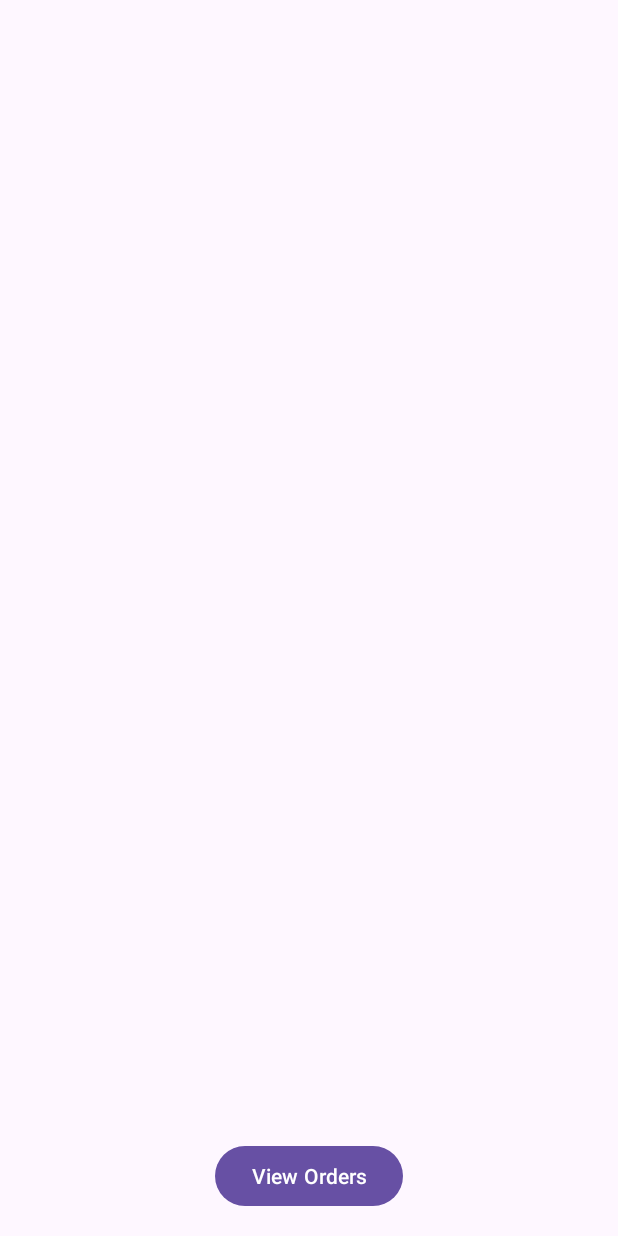
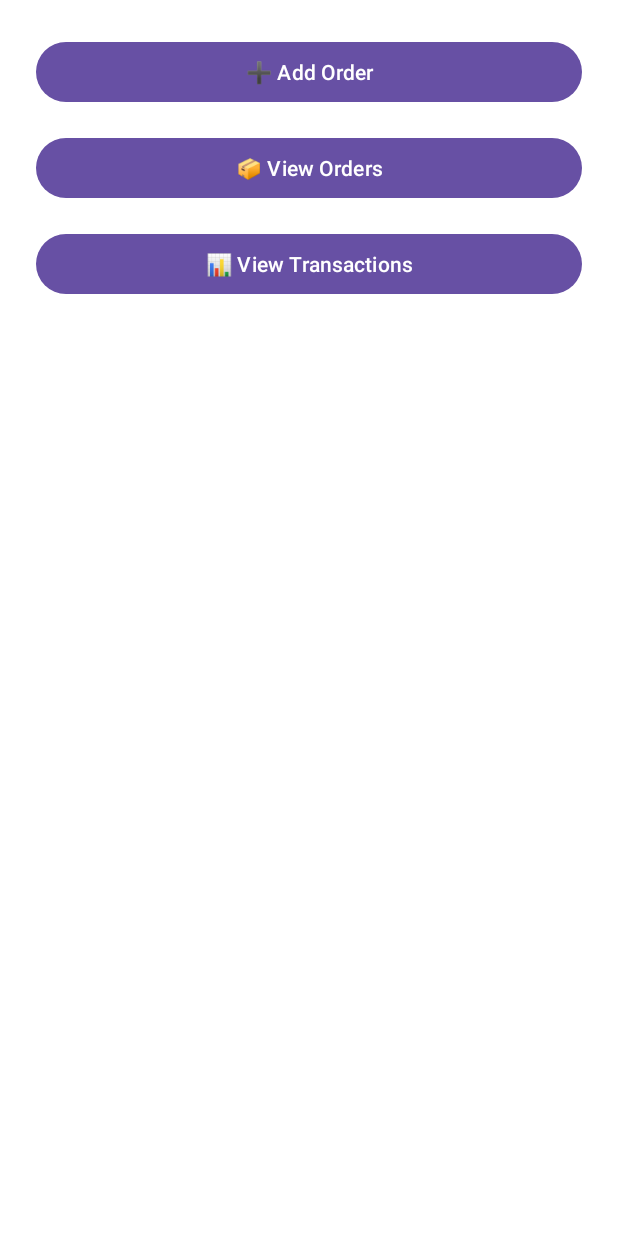
Before and after one commit to anirudhgv1805/stock-ease, an Android app: the MainActivity screen opened directly, with no data from a screen before it, on a phone screen of 412 x 824 dp. Run offline under Robolectric (Android 15) with nearby library versions, the phone set to English and light mode, and no system bars; network calls fail; 1 statement that could not run was skipped.

Commit message:
Basic functionalities are working prefectly fetching orders,adding orders

```diff
--- a/Stock_Ease/app/src/main/AndroidManifest.xml
+++ b/Stock_Ease/app/src/main/AndroidManifest.xml
@@ -18,6 +18,8 @@
         <activity
             android:name=".MainActivity"
             android:exported="true"/>
+        <activity android:name=".ui.activity.AddOrderActivity" />
+        <activity android:name=".ui.activity.TransactionActivity" />
         <activity android:name=".ui.activity.LoginActivity"
             android:exported="true">
             <intent-filter>
--- a/Stock_Ease/app/src/main/java/com/anirudhgv/stockease/data/network/ApiService.java
+++ b/Stock_Ease/app/src/main/java/com/anirudhgv/stockease/data/network/ApiService.java
@@ -8,7 +8,6 @@ import java.util.List;
 
 import okhttp3.ResponseBody;
 import retrofit2.Call;
-import retrofit2.Response;
 import retrofit2.http.Body;
 import retrofit2.http.GET;
 import retrofit2.http.POST;
@@ -26,6 +25,6 @@ public interface ApiService {
     Call<LoginResponse> login(@Body LoginRequest loginRequest);
 
     @POST("orders/add")
-    Call<Void> postOrder(Order order);
+    Call<ResponseBody> postOrder(@Body Order order);
 
 }
--- a/Stock_Ease/app/src/main/java/com/anirudhgv/stockease/data/repository/OrderRepository.java
+++ b/Stock_Ease/app/src/main/java/com/anirudhgv/stockease/data/repository/OrderRepository.java
@@ -10,6 +10,7 @@ import com.anirudhgv.stockease.data.storage.SessionManager;
 
 import java.util.List;
 
+import okhttp3.ResponseBody;
 import retrofit2.Callback;
 
 public class OrderRepository {
@@ -24,7 +25,7 @@ public class OrderRepository {
         apiService.getOrders().enqueue(callback);
     }
 
-    public void createOrder(String item, int quantity, String clientName, Callback<Void> callback) {
+    public void createOrder(String item, int quantity, String clientName, Callback<ResponseBody> callback) {
         Order order = new Order(item, quantity, clientName);
         apiService.postOrder(order).enqueue(callback);
     }
--- a/Stock_Ease/app/src/main/res/layout/activity_main.xml
+++ b/Stock_Ease/app/src/main/res/layout/activity_main.xml
@@ -1,32 +1,41 @@
 <?xml version="1.0" encoding="utf-8"?>
-<androidx.constraintlayout.widget.ConstraintLayout xmlns:android="http://schemas.android.com/apk/res/android"
+<LinearLayout xmlns:android="http://schemas.android.com/apk/res/android"
     xmlns:app="http://schemas.android.com/apk/res-auto"
-    xmlns:tools="http://schemas.android.com/tools"
     android:id="@+id/main"
     android:layout_width="match_parent"
     android:layout_height="match_parent"
-    tools:context=".MainActivity">
+    android:orientation="vertical"
+    android:padding="24dp"
+    android:background="@android:color/white">
 
-    <Button
-        android:id="@+id/btnOrders"
-        android:layout_width="wrap_content"
+    <com.google.android.material.button.MaterialButton
+        android:id="@+id/btnAddOrder"
+        android:layout_width="match_parent"
         android:layout_height="wrap_content"
-        android:layout_gravity="center_horizontal"
-        android:layout_margin="16dp"
-        android:text="View Orders"
-        app:layout_constraintBottom_toBottomOf="parent"
-        app:layout_constraintEnd_toEndOf="parent"
-        app:layout_constraintStart_toStartOf="parent" />
+        android:text="➕ Add Order"
+        style="@style/Widget.Material3.Button"
+        android:layout_marginBottom="16dp" />
+
+    <com.google.android.material.button.MaterialButton
+        android:id="@+id/btnViewOrders"
+        android:layout_width="match_parent"
+        android:layout_height="wrap_content"
+        android:text="📦 View Orders"
+        style="@style/Widget.Material3.Button"
+        android:layout_marginBottom="16dp" />
+
+    <com.google.android.material.button.MaterialButton
+        android:id="@+id/btnTransactions"
+        android:layout_width="match_parent"
+        android:layout_height="wrap_content"
+        android:text="📊 View Transactions"
+        style="@style/Widget.Material3.Button"
+        android:layout_marginBottom="24dp" />
 
     <androidx.recyclerview.widget.RecyclerView
         android:id="@+id/recyclerOrders"
-        android:layout_width="411dp"
-        android:layout_height="670dp"
-        android:padding="16dp"
-        app:layout_constraintBottom_toTopOf="@+id/btnOrders"
-        app:layout_constraintEnd_toEndOf="parent"
-        app:layout_constraintStart_toStartOf="parent"
-        app:layout_constraintTop_toTopOf="parent" />
+        android:layout_width="match_parent"
+        android:layout_height="0dp"
+        android:layout_weight="1" />
 
-
-</androidx.constraintlayout.widget.ConstraintLayout>
+</LinearLayout>
```
Also changed, not shown: Stock_Ease/app/src/main/java/com/anirudhgv/stockease/MainActivity.java (+24 -21 lines), Stock_Ease/app/src/main/java/com/anirudhgv/stockease/data/model/Order.java (+9 -4 lines), Stock_Ease/app/src/main/java/com/anirudhgv/stockease/ui/activity/TransactionActivity.java (added, +46 -0 lines), Stock_Ease/app/src/main/java/com/anirudhgv/stockease/ui/adapter/TransactionAdapter.java (added, +61 -0 lines), Stock_Ease/app/src/main/java/com/anirudhgv/stockease/ui/viewmodel/AddOrderViewModel.java (+5 -3 lines), Stock_Ease/app/src/main/res/layout/activity_transaction.xml (added, +20 -0 lines), Stock_Ease/app/src/main/res/layout/item_transaction.xml (added, +23 -0 lines), stockease/src/main/java/com/anirudhgv/stockease/controllers/OrderController.java (+20 -3 lines), stockease/src/main/java/com/anirudhgv/stockease/model/Order.java (+24 -0 lines).
